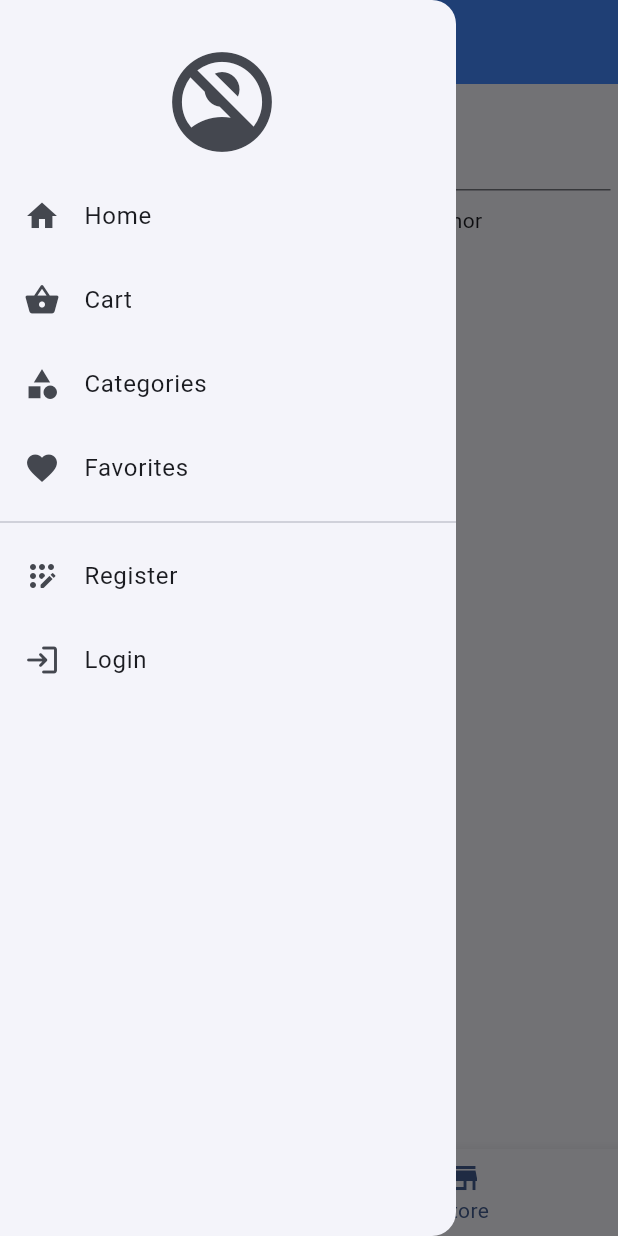
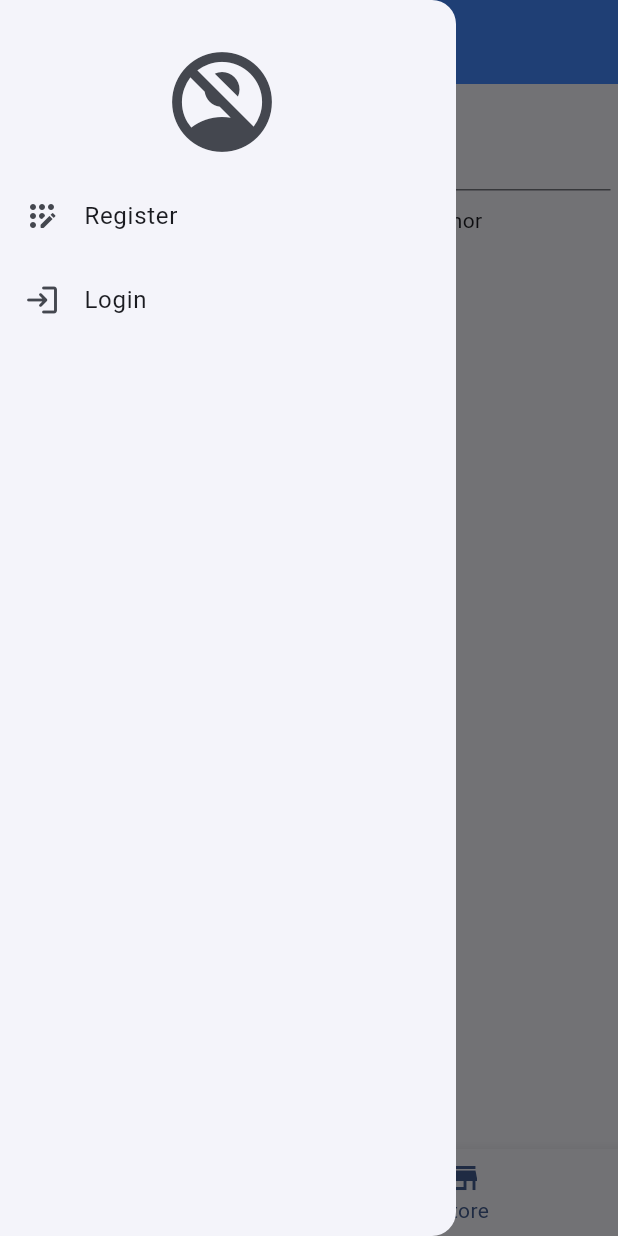
Before and after one commit to miljanv99/book_store_flutter, a Flutter app: the screen it shows after launch, item 2 of the bottom bar chosen, with the side drawer open, on a phone screen of 412 x 824 dp. Run offline on Flutter 3.47's test engine with Material 2 defaults, Android fonts, the phone set to English and light mode, and no system bars; our stand-ins replace flutter_rating_bar; network calls fail.

Commit message:
remove unused items in drawer, created badgeCounter widget

```diff
--- a/client/lib/main.dart
+++ b/client/lib/main.dart
@@ -33,7 +33,8 @@ class MyApp extends StatelessWidget {
             ChangeNotifierProvider(create: (context) => ScreenProvider()),
             ChangeNotifierProvider(
                 create: ((context) => AuthorizationProvider())),
-             ChangeNotifierProvider(create: ((context) => BookDetailsScreensProvider())),
+            ChangeNotifierProvider(
+                create: ((context) => BookDetailsScreensProvider())),
           ],
           child: const MyHomePage(title: 'Book Store'),
         ));
@@ -65,16 +66,18 @@ class _MyHomePageState extends State<MyHomePage> {
             centerTitle: true,
             actions: [
               if (authNotifier.authenticated)
-                const CartWidget(),
+                CartWidget(authorizationProvider: authNotifier),
             ],
           ),
-          drawer: const DrawerWidget(),
+          drawer: DrawerWidget(authorizationProvider: authNotifier),
           body: screens[screenProvider.selectedScreen],
           bottomNavigationBar: BottomNavigationBar(
             onTap: (value) => screenProvider.displayScreen(value),
             items: [
-              const BottomNavigationBarItem(icon: Icon(Icons.home), label: 'Home'),
-              const BottomNavigationBarItem(icon: Icon(Icons.store), label: 'Store'),
+              const BottomNavigationBarItem(
+                  icon: Icon(Icons.home), label: 'Home'),
+              const BottomNavigationBarItem(
+                  icon: Icon(Icons.store), label: 'Store'),
               if (authNotifier.authenticated)
                 const BottomNavigationBarItem(
                     icon: Icon(Icons.store), label: 'Purchase History')
--- a/client/lib/widgets/drawer.widget.dart
+++ b/client/lib/widgets/drawer.widget.dart
@@ -1,8 +1,10 @@
 import 'dart:async';
 import 'package:book_store_flutter/models/user.model.dart';
+import 'package:book_store_flutter/screens/cart.dart';
 import 'package:book_store_flutter/screens/login.dart';
 import 'package:book_store_flutter/screens/profile.dart';
 import 'package:book_store_flutter/screens/register.dart';
+import 'package:book_store_flutter/widgets/cart/cartBadgeCounter.widget.dart';
 import 'package:book_store_flutter/widgets/snackBar.widget.dart';
 import 'package:flutter/material.dart';
 import 'package:provider/provider.dart';
@@ -10,7 +12,9 @@ import '../providers/authentication.provider.dart';
 import '../providers/screenProvider.dart';
 
 class DrawerWidget extends StatefulWidget {
-  const DrawerWidget({Key? key}) : super(key: key);
+  final AuthorizationProvider authorizationProvider;
+  const DrawerWidget({Key? key, required this.authorizationProvider})
+      : super(key: key);
 
   @override
   _DrawerWidgetState createState() => _DrawerWidgetState();
@@ -29,7 +33,7 @@ class _DrawerWidgetState extends State<DrawerWidget> {
           padding: const EdgeInsets.only(top: 20),
           child: ListView(children: [
             Consumer2<AuthorizationProvider, BookDetailsScreensProvider>(
-              builder: (context, authNotifier, bookDetailsProvider ,child) {
+              builder: (context, authNotifier, bookDetailsProvider, child) {
                 if (authNotifier.authenticated) {
                   String username = authNotifier.username;
                   userProfile = authNotifier.updateProfile(username);
@@ -55,7 +59,8 @@ class _DrawerWidgetState extends State<DrawerWidget> {
                                   builder: (context) => Profile(
                                     userProfileData: user,
                                     authNotifier: authNotifier,
-                                    bookDetailsScreensProvider: bookDetailsProvider,
+                                    bookDetailsScreensProvider:
+                                        bookDetailsProvider,
                                   ),
                                 ));
 
@@ -73,42 +78,9 @@ class _DrawerWidgetState extends State<DrawerWidget> {
                 }
               },
             ),
-            ListTile(
-              leading: const Icon(Icons.home),
-              title: const Text('Home'),
-              onTap: () {
-                // Handle navigation to Home screen
-                Navigator.pop(context);
-              },
-            ),
-            ListTile(
-              leading: const Icon(Icons.shopping_basket),
-              title: const Text('Cart'),
-              onTap: () {
-                // Handle navigation to Cart screen
-                Navigator.pop(context);
-              },
-            ),
-            ListTile(
-              leading: const Icon(Icons.category),
-              title: const Text('Categories'),
-              onTap: () {
-                // Handle navigation to Categories screen
-                Navigator.pop(context);
-              },
-            ),
-            ListTile(
-              leading: const Icon(Icons.favorite),
-              title: const Text('Favorites'),
-              onTap: () {
-                // Handle navigation to Favorites screen
-                Navigator.pop(context);
-              },
-            ),
-            const Divider(),
             Consumer<AuthorizationProvider>(
               builder: (context, authNotifier, child) {
-                if (authNotifier.authenticated == false) {
+                if (!authNotifier.authenticated) {
                   return Column(
                     children: [
                       ListTile(
@@ -140,16 +112,35 @@ class _DrawerWidgetState extends State<DrawerWidget> {
                     ],
                   );
                 } else {
-                  return ListTile(
+                  return Column(
+                    children: [
+                      ListTile(
+                        leading: const Icon(Icons.shopping_basket),
+                        title: const Text('Cart'),
+                        trailing: CartBadgeCounterWidget(authorizationProvider: widget.authorizationProvider),
+                        onTap: () {
+                          // Handle navigation to Cart screen
+                          Navigator.push(
+                              context,
+                              MaterialPageRoute(
+                                builder: (context) => CartScreen(
+                                    authorizationProvider:
+                                        widget.authorizationProvider),
+                              ));
+                        },
+                      ),
+                      ListTile(
                         leading: const Icon(Icons.login_rounded),
                         title: const Text('Logout'),
                         onTap: () {
                           authNotifier.signOut();
                           screenProvider.selectFirstScreen();
                           Navigator.pop(context);
-                      SnackBarNotification.show(
-                          context, 'You successfully logged out', Colors.green);
+                          SnackBarNotification.show(context,
+                              'You successfully logged out', Colors.green);
                         },
+                      ),
+                    ],
                   );
                 }
               },
```
Also changed, not shown: client/lib/widgets/cart/cart.widget.dart (+9 -28 lines), client/lib/widgets/cart/cartBadgeCounter.widget.dart (added, +43 -0 lines). Lines whose indentation alone changed are shown as unchanged.
